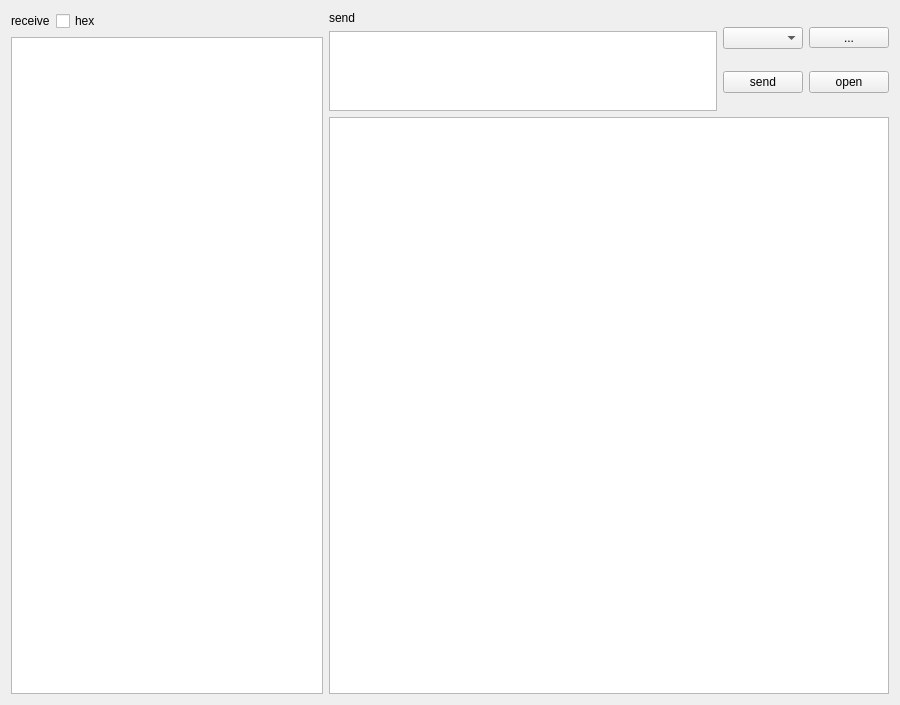
Before: the Qt Designer form src/serialportwidget.ui in binfeng-young/serialport, drawn with Qt 5.
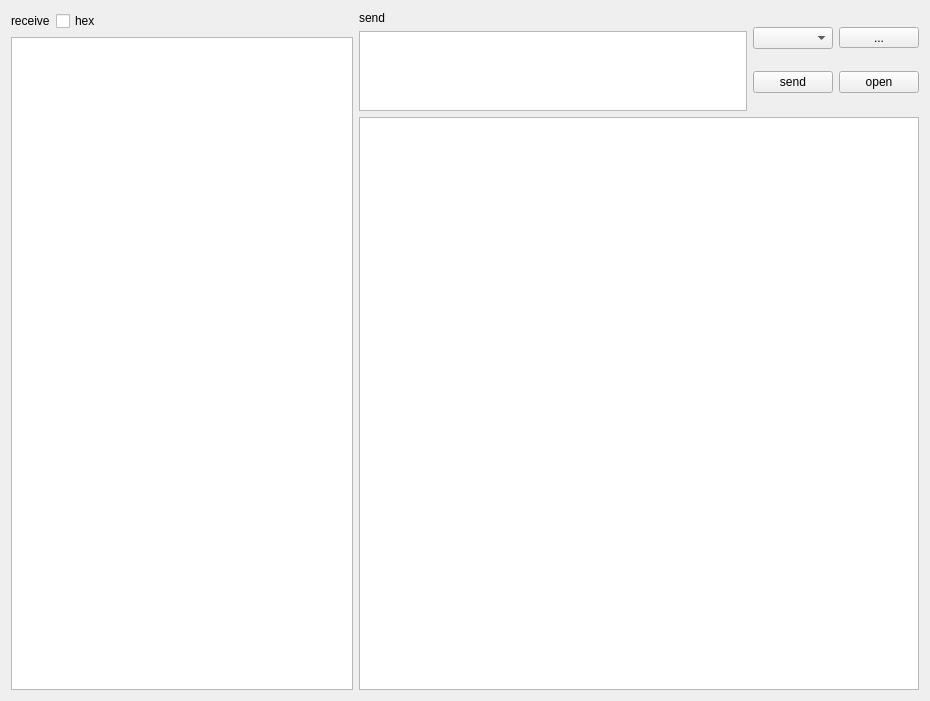
After: the same form once the commit is applied.

```diff
--- a/src/serialportwidget.ui
+++ b/src/serialportwidget.ui
@@ -6,8 +6,8 @@
    <rect>
     <x>0</x>
     <y>0</y>
-    <width>900</width>
-    <height>705</height>
+    <width>930</width>
+    <height>701</height>
    </rect>
   </property>
   <property name="sizePolicy">
```
